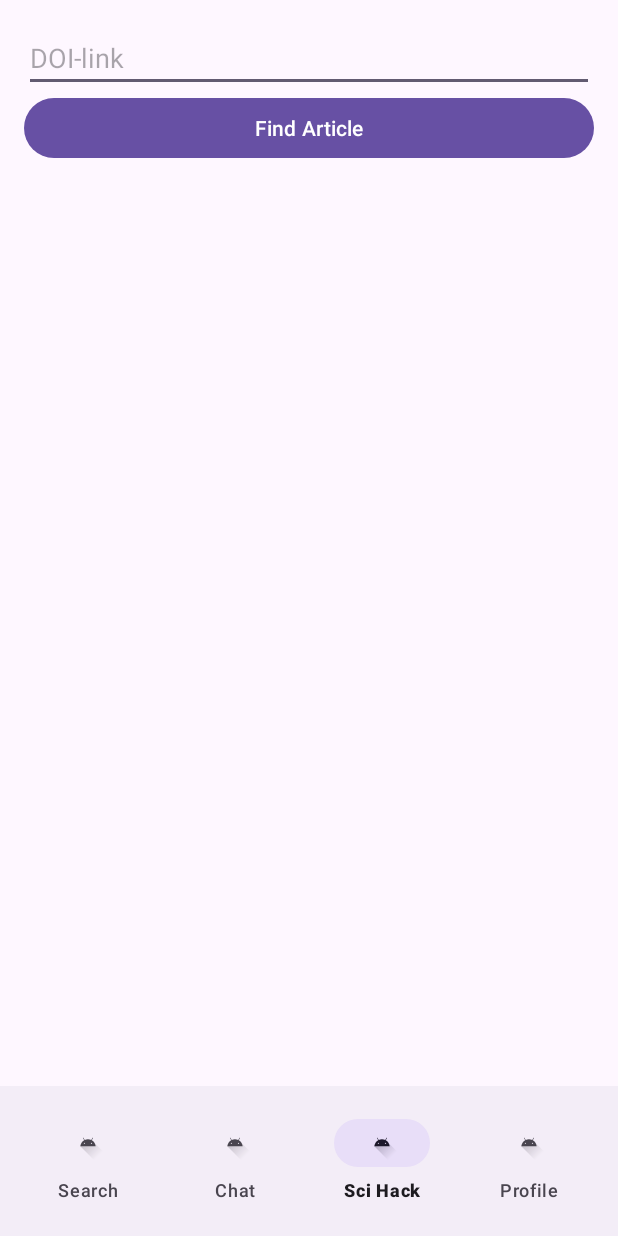
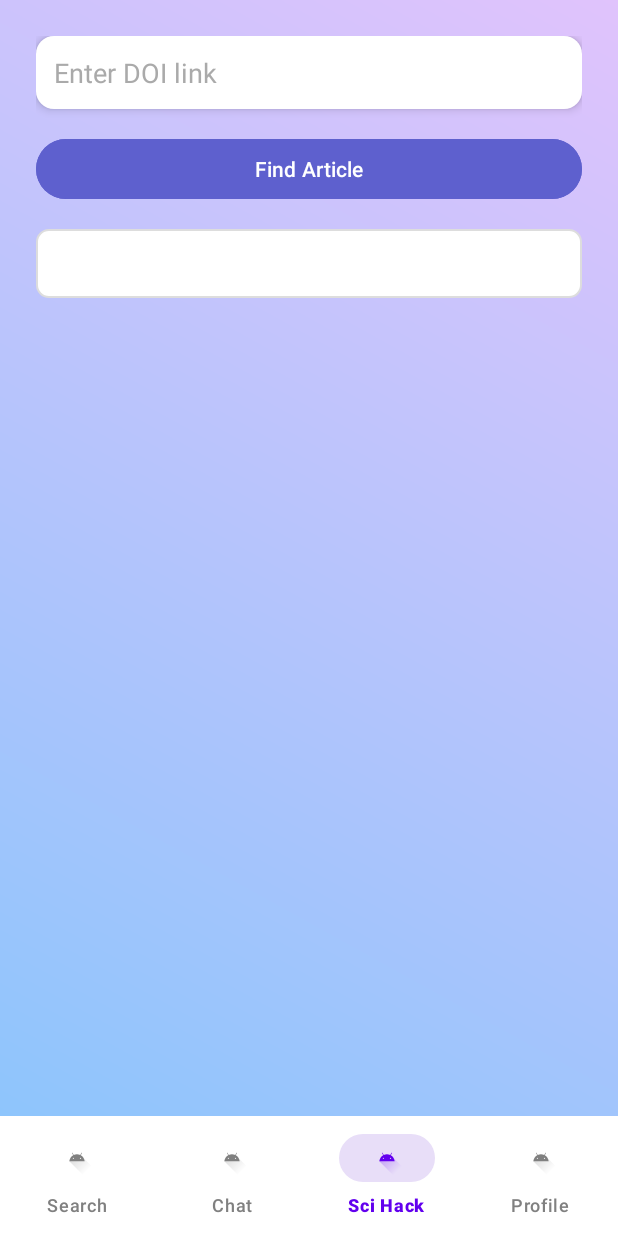
Before and after one commit to QuanyshK/Oqu_Toqu, an Android app built with Jetpack Compose: the screen it shows after launch (MainActivity), on a phone screen of 412 x 824 dp. Run offline under Robolectric (Android 15) with nearby library versions, the phone set to English and light mode, and no system bars; our stand-ins replace Firebase (no records; nobody signed in at launch, a user with empty details on screens opened directly), Room's generated code, navigation-ui.

Commit message:
make design little bit better(mb)

```diff
--- /dev/null
+++ b/OquToqu/app/src/main/res/color/selector_nav_icon.xml
@@ -0,0 +1,5 @@
+<?xml version="1.0" encoding="utf-8"?>
+<selector xmlns:android="http://schemas.android.com/apk/res/android">
+    <item android:color="@color/primary" android:state_checked="true" />
+    <item android:color="@color/gray" />
+</selector>
--- /dev/null
+++ b/OquToqu/app/src/main/res/color/selector_nav_text.xml
@@ -0,0 +1,5 @@
+<?xml version="1.0" encoding="utf-8"?>
+<selector xmlns:android="http://schemas.android.com/apk/res/android">
+    <item android:color="@color/primary" android:state_checked="true" />
+    <item android:color="@color/gray" />
+</selector>
--- /dev/null
+++ b/OquToqu/app/src/main/res/drawable/bg_button_danger.xml
@@ -0,0 +1,5 @@
+<shape xmlns:android="http://schemas.android.com/apk/res/android"
+    android:shape="rectangle">
+    <solid android:color="#E63946"/>
+    <corners android:radius="12dp"/>
+</shape>
--- /dev/null
+++ b/OquToqu/app/src/main/res/drawable/bg_button_primary.xml
@@ -0,0 +1,5 @@
+<shape xmlns:android="http://schemas.android.com/apk/res/android"
+    android:shape="rectangle">
+    <solid android:color="#5E60CE"/>
+    <corners android:radius="12dp"/>
+</shape>
--- /dev/null
+++ b/OquToqu/app/src/main/res/drawable/bg_card.xml
@@ -0,0 +1,5 @@
+<shape xmlns:android="http://schemas.android.com/apk/res/android"
+    android:shape="rectangle">
+    <solid android:color="#33FFFFFF"/>
+    <corners android:radius="16dp"/>
+</shape>
--- /dev/null
+++ b/OquToqu/app/src/main/res/drawable/bg_gradient.xml
@@ -0,0 +1,10 @@
+<?xml version="1.0" encoding="utf-8"?>
+<shape xmlns:android="http://schemas.android.com/apk/res/android"
+    android:shape="rectangle">
+
+    <gradient
+        android:startColor="#8EC5FC"
+        android:endColor="#E0C3FC"
+        android:angle="45"
+        android:type="linear" />
+</shape>
--- /dev/null
+++ b/OquToqu/app/src/main/res/drawable/bg_input.xml
@@ -0,0 +1,4 @@
+<shape xmlns:android="http://schemas.android.com/apk/res/android" android:shape="rectangle">
+    <solid android:color="@android:color/white"/>
+    <corners android:radius="12dp"/>
+</shape>
--- /dev/null
+++ b/OquToqu/app/src/main/res/drawable/bg_result.xml
@@ -0,0 +1,5 @@
+<shape xmlns:android="http://schemas.android.com/apk/res/android" android:shape="rectangle">
+    <solid android:color="#FFFFFF"/>
+    <corners android:radius="8dp"/>
+    <stroke android:width="1dp" android:color="#DDDDDD"/>
+</shape>
--- /dev/null
+++ b/OquToqu/app/src/main/res/drawable/bottom_nav_bg.xml
@@ -0,0 +1,5 @@
+<shape xmlns:android="http://schemas.android.com/apk/res/android"
+    android:shape="rectangle">
+    <solid android:color="#89CFED" />
+    <corners android:radius="40dp" />
+</shape>
--- /dev/null
+++ b/OquToqu/app/src/main/res/drawable/bottom_nav_rounded.xml
@@ -0,0 +1,5 @@
+<?xml version="1.0" encoding="utf-8"?>
+<shape xmlns:android="http://schemas.android.com/apk/res/android" android:shape="rectangle">
+    <solid android:color="@color/white" />
+    <corners android:radius="20dp" />
+</shape>
--- a/OquToqu/app/src/main/res/layout/activity_main.xml
+++ b/OquToqu/app/src/main/res/layout/activity_main.xml
@@ -4,7 +4,8 @@
     android:layout_width="match_parent"
     android:layout_height="match_parent"
     android:fitsSystemWindows="true"
-    android:orientation="vertical">
+    android:orientation="vertical"
+    android:background="#8EC5FC">
 
     <androidx.fragment.app.FragmentContainerView
         android:id="@+id/nav_host_fragment"
@@ -19,8 +20,10 @@
         android:id="@+id/bottom_navigation"
         android:layout_width="match_parent"
         android:layout_height="wrap_content"
-        android:padding="10dp"
+        android:background="@color/white"
         app:labelVisibilityMode="labeled"
+        app:itemIconTint="@color/selector_nav_icon"
+        app:itemTextColor="@color/selector_nav_text"
         app:menu="@menu/bottom_nav_menu" />
 
 </LinearLayout>
--- a/OquToqu/app/src/main/res/layout/fragment_science.xml
+++ b/OquToqu/app/src/main/res/layout/fragment_science.xml
@@ -1,30 +1,43 @@
 <?xml version="1.0" encoding="utf-8"?>
 <LinearLayout
     xmlns:android="http://schemas.android.com/apk/res/android"
-    android:orientation="vertical"
-    android:padding="16dp"
     android:layout_width="match_parent"
     android:layout_height="match_parent"
-    android:background="?android:attr/windowBackground">
+    android:orientation="vertical"
+    android:padding="24dp"
+    android:background="@drawable/bg_gradient">
 
     <EditText
         android:id="@+id/etDoi"
         android:layout_width="match_parent"
         android:layout_height="wrap_content"
-        android:hint="DOI-link" />
+        android:hint="Enter DOI link"
+        android:padding="12dp"
+        android:background="@drawable/bg_input"
+        android:textColor="@android:color/black"
+        android:textColorHint="@android:color/darker_gray"
+        android:elevation="4dp"
+        android:layout_marginBottom="16dp"/>
 
     <Button
         android:id="@+id/btnSearch"
         android:layout_width="match_parent"
         android:layout_height="wrap_content"
-        android:text="Find Article" />
+        android:text="Find Article"
+        android:backgroundTint="#5E60CE"
+        android:textColor="@android:color/white"
+        android:layout_marginBottom="16dp" />
 
     <TextView
         android:id="@+id/tvResult"
         android:layout_width="match_parent"
         android:layout_height="wrap_content"
         android:text=""
-        android:paddingTop="12dp" />
+        android:textColor="@android:color/black"
+        android:textSize="16sp"
+        android:padding="12dp"
+        android:background="@drawable/bg_result"
+        android:layout_marginBottom="16dp"/>
 
     <Button
         android:id="@+id/btnOpenPdf"
@@ -32,6 +45,6 @@
         android:layout_height="wrap_content"
         android:visibility="gone"
         android:text="Open PDF"
-
-        android:paddingTop="12dp" />
+        android:backgroundTint="#5E60CE"
+        android:textColor="@android:color/white" />
 </LinearLayout>
--- a/OquToqu/app/src/main/res/values/colors.xml
+++ b/OquToqu/app/src/main/res/values/colors.xml
@@ -2,4 +2,6 @@
 <resources>
     <color name="black">#FF000000</color>
     <color name="white">#FFFFFFFF</color>
+    <color name="primary">#6200EE</color>
+    <color name="gray">#808080</color>
 </resources>
```
Also changed, not shown: OquToqu/app/src/main/res/layout/fragment_login.xml (+30 -10 lines), OquToqu/app/src/main/res/layout/fragment_profile.xml (+14 -7 lines).
